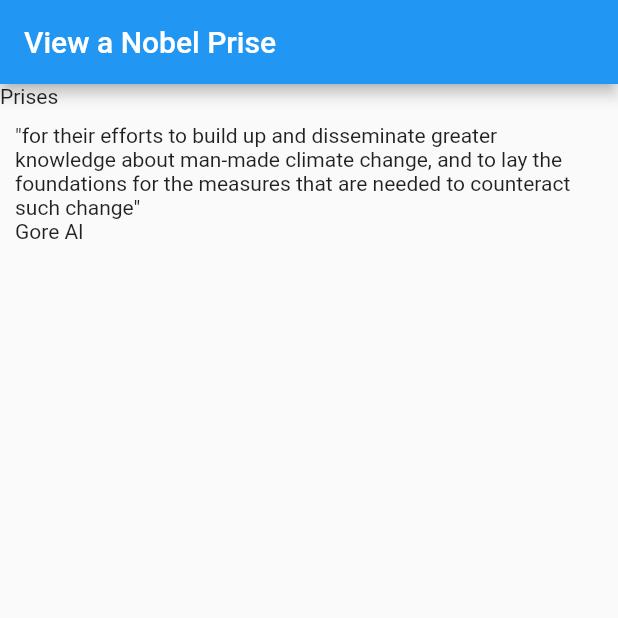
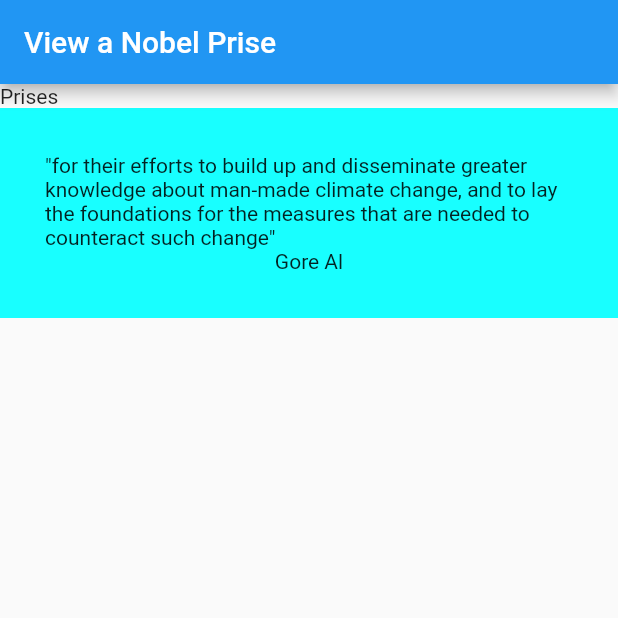
Before and after one commit to Dorcas2217/Mobile, a Flutter app: the screen it shows after launch, on a phone screen of 412 x 824 dp, the top half of it. Run offline on Flutter 3.47's test engine with Material 2 defaults, Android fonts, the phone set to English and light mode, and no system bars; missing offline and left inert: dart:js.

Commit message:
F01.3 stateless widget peaufiné

```diff
--- a/ex1/lib/prixNobel.dart
+++ b/ex1/lib/prixNobel.dart
@@ -1,4 +1,5 @@
 import 'package:flutter/cupertino.dart';
+import 'package:flutter/material.dart';
 
 class PrixNobel extends StatelessWidget {
   final String motivation;
@@ -12,11 +13,17 @@ class PrixNobel extends StatelessWidget {
   Widget build(BuildContext context) {
 
     return Container(
-      padding:  EdgeInsets.all(10),
+      padding:  EdgeInsets.all(30),
+      color: Colors.cyanAccent,
       child : Column(
           children: [
-            Text(motivation),
+            Text(
+                textAlign: TextAlign.left,
+
+
+                motivation),
             Row(
+              mainAxisAlignment: MainAxisAlignment.center,
               children: [
                 Text(surname!),
                 Text(" "),
```
